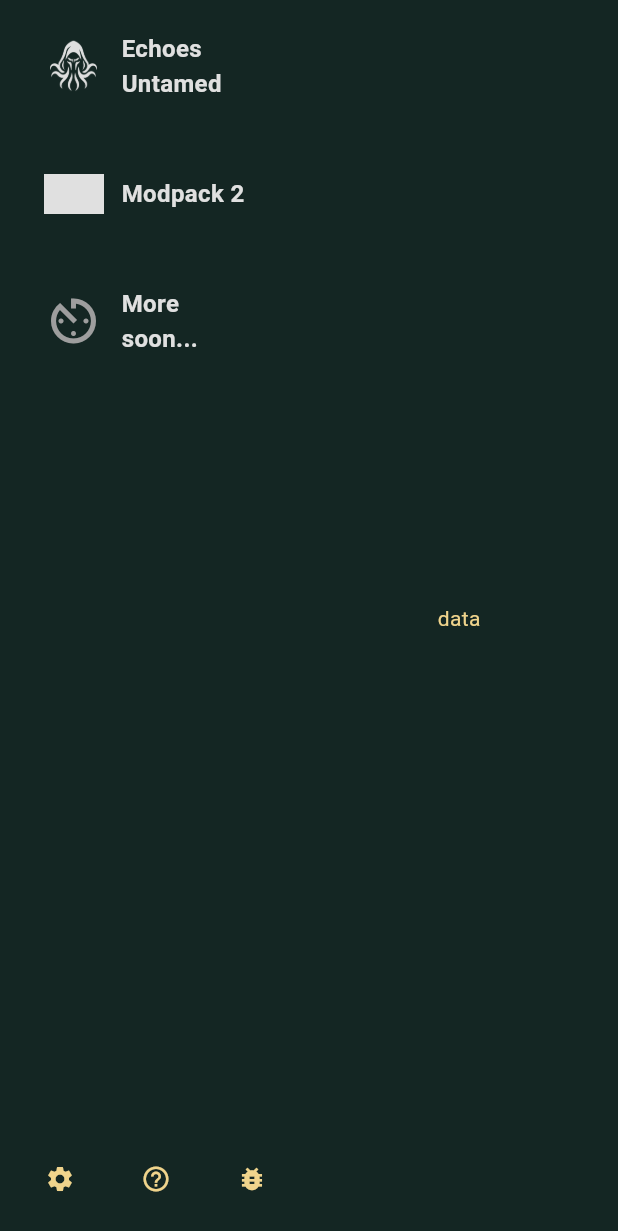
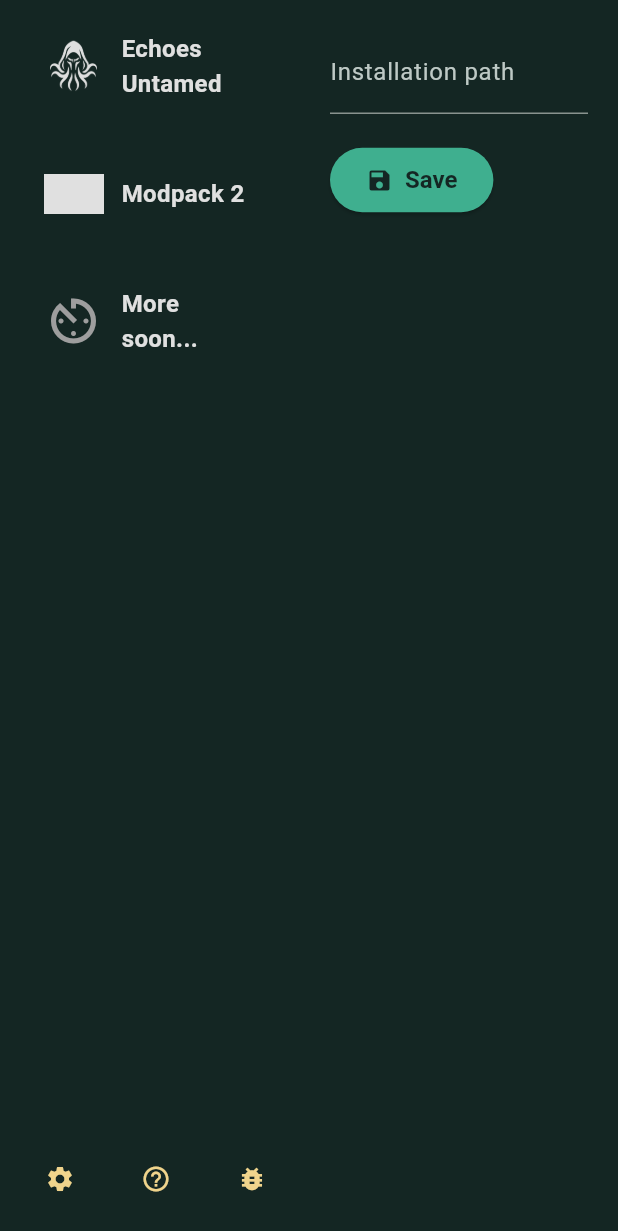
Before and after one commit to Collert/Boloto-Launcher, a Flutter app: the screen it shows after launch, after a tap on "Modpack 2", after a tap on the "settings" icon, on a phone screen of 412 x 824 dp. Shown: the top 1231 px of the screen. Run offline on Flutter 3.47's test engine with Material 3 defaults, Android fonts, the phone set to English and light mode, and no system bars; our stand-ins replace shared_preferences; missing offline and left inert: window_manager.

Commit message:
Refactor SettingsPage to use StatefulWidget; implement form handling and save preferences functionality

```diff
--- a/lib/components/settings/settings-page.dart
+++ b/lib/components/settings/settings-page.dart
@@ -1,16 +1,81 @@
 import 'package:flutter/material.dart';
+import 'package:shared_preferences/shared_preferences.dart';
+import 'package:lib_boloto_launcher/theme/boloto_theme.dart';
 
-class SettingsPage extends StatelessWidget {
+class SettingsPage extends StatefulWidget {
   const SettingsPage({super.key});
 
   @override
+  State<SettingsPage> createState() => _SettingsPageState();
+}
+
+class _SettingsPageState extends State<SettingsPage> {
+  final _formKey = GlobalKey<FormState>();
+  final _pathController = TextEditingController();
+
+  @override
+  void initState() {
+    super.initState();
+    _loadSavedPrefs();
+  }
+
+  Future<void> _loadSavedPrefs() async {
+    final prefs = await SharedPreferences.getInstance();
+    _pathController.text = prefs.getString('installation_path') ?? '';
+  }
+
+  Future<void> _savePrefs() async {
+    final prefs = await SharedPreferences.getInstance();
+    await prefs.setString('installation_path', _pathController.text);
+    ScaffoldMessenger.of(context).showSnackBar(
+      const SnackBar(
+        content: Text(
+          'Settings saved!',
+          style: TextStyle(color: BolotoTheme.background),
+        ),
+        shape: RoundedRectangleBorder(
+          borderRadius: BorderRadius.vertical(top: Radius.circular(15)),
+        ),
+        // behavior: SnackBarBehavior.floating,
+        backgroundColor: BolotoTheme.textOnDark,
+      ),
+    );
+  }
+
+  @override
+  void dispose() {
+    _pathController.dispose();
+    super.dispose();
+  }
+
+  @override
   Widget build(BuildContext context) {
-    return ClipRRect(
-      borderRadius: const BorderRadius.only(
-        topLeft: Radius.circular(32),
-        bottomLeft: Radius.circular(32),
+    return Form(
+      key: _formKey,
+      child: Padding(
+        padding: const EdgeInsets.all(20),
+        child: Column(
+          crossAxisAlignment: CrossAxisAlignment.start,
+          children: [
+            TextFormField(
+              controller: _pathController,
+              decoration: const InputDecoration(labelText: 'Installation path'),
+              validator: (val) =>
+                  val == null || val.isEmpty ? 'Enter the path' : null,
+            ),
+            const SizedBox(height: 20),
+            ElevatedButton.icon(
+              onPressed: () {
+                if (_formKey.currentState?.validate() ?? false) {
+                  _savePrefs();
+                }
+              },
+              icon: Icon(Icons.save),
+              label: const Text('Save'),
+            ),
+          ],
+        ),
       ),
-      child: Text("data"),
     );
   }
 }
```
Also changed, not shown: lib/shared_preferences.dart (+25 -0 lines).
